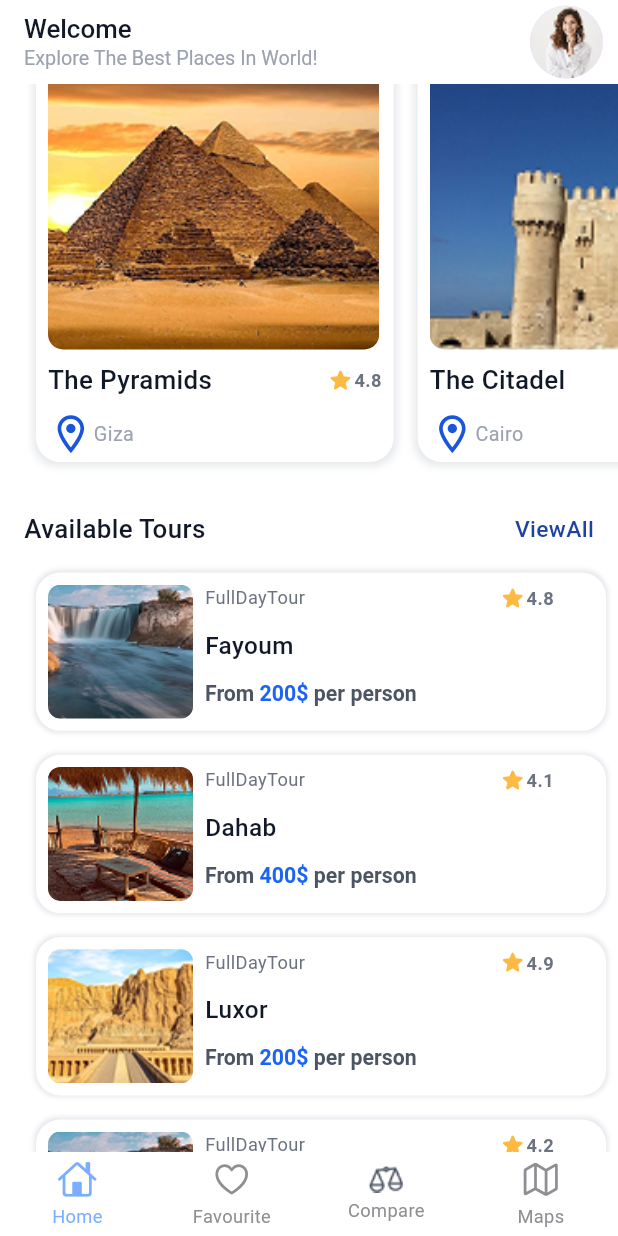
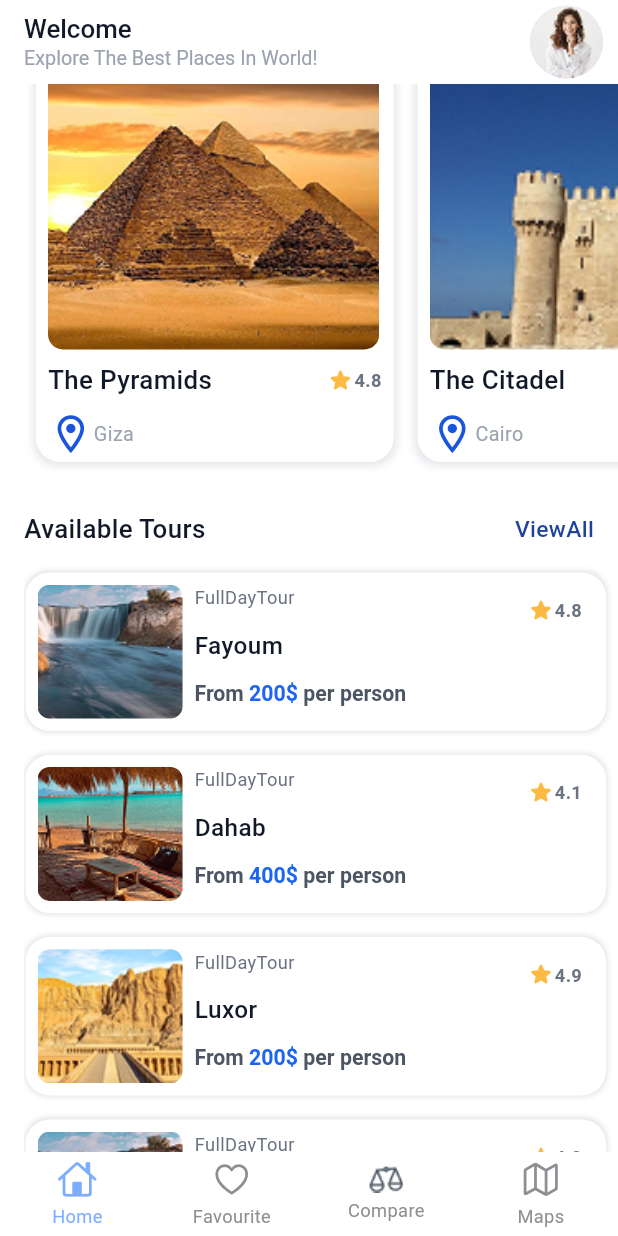
Before and after one commit to Huma-volve/Round-6-safarni-app, a Flutter app: the screen it shows after launch, scrolled down 576 dp, on a phone screen of 412 x 824 dp. Run offline on Flutter 3.47's test engine with Material 3 defaults, Android fonts, the phone set to English and light mode, and no system bars; drawn by our look-alikes of persistent_bottom_nav_bar_v2; our stand-ins replace device_preview, dio, flutter_screenutil; Roboto replaces fonts that are missing (Poppins-Bold, Poppins-Medium, Poppins-Regular).

Commit message:
try another sol

```diff
--- a/lib/core/constants/app_routes.dart
+++ b/lib/core/constants/app_routes.dart
@@ -3,5 +3,6 @@ class AppRoutes{
   static const String homeScreen="/";
   static const String searchScreen="search_screen";
   static const String resultSearchScreen="result_search_screen";
+  static const String favouriteScreen="fav_screen";
 
 }
--- a/lib/core/utils/app_routers.dart
+++ b/lib/core/utils/app_routers.dart
@@ -1,5 +1,6 @@
 import 'package:flutter/material.dart';
 import 'package:safarni/core/constants/app_routes.dart';
+import 'package:safarni/features/favourite/presentation/view/favourite_screen.dart';
 import 'package:safarni/features/home/presentation/view/home_screen.dart';
 import 'package:safarni/features/home/presentation/view/result_of_search_screen.dart';
 import 'package:safarni/features/home/presentation/view/search_screen.dart';
@@ -18,6 +19,9 @@ class AppRouters{
         final title= setting.arguments.toString();
         return MaterialPageRoute(builder: (_)=>ResultOfSearchScreen(title:title ));
       }
+      case AppRoutes.favouriteScreen:{
+        return MaterialPageRoute(builder: (_)=>FavouriteScreen());
+      }
       default: return MaterialPageRoute(builder: (_)=>Scaffold(backgroundColor: Colors.red,));
 
     }
--- a/lib/core/widgets/custom_bottom_nav_bar.dart
+++ b/lib/core/widgets/custom_bottom_nav_bar.dart
@@ -4,6 +4,7 @@ import 'package:persistent_bottom_nav_bar_v2/persistent_bottom_nav_bar_v2.dart';
 import 'package:safarni/core/constants/app_colors.dart';
 import 'package:safarni/core/constants/app_images.dart';
 import 'package:safarni/core/constants/app_styles.dart';
+import 'package:safarni/features/favourite/presentation/view/favourite_screen.dart';
 
 import '../../features/home/presentation/view/home_screen.dart';
 
@@ -39,10 +40,10 @@ class _CustomBottomNavBarState extends State<CustomBottomNavBar> {
           item: ItemConfig(icon: Icon(CupertinoIcons.home), title: "Home",textStyle: AppStyles.bottomNavTitle,activeForegroundColor: AppColors.iconBottomNavColor),
         ),
         PersistentTabConfig(
-          screen: Scaffold(body: Center(child: Text("Favourite Screen"))),
+          screen: FavouriteScreen(),
           item: ItemConfig(
             icon: Icon(CupertinoIcons.heart),
-            title: "Favourite",
+            title: 'Favourite',
               textStyle: AppStyles.bottomNavTitle,activeForegroundColor: AppColors.iconBottomNavColor
           ),
         ),
--- a/lib/core/widgets/custom_text_field.dart
+++ b/lib/core/widgets/custom_text_field.dart
@@ -23,7 +23,7 @@ class _CustomTextFieldState extends State<CustomTextField> {
         Navigator.of(context,rootNavigator: true).pushNamed(AppRoutes.searchScreen);
       },
       child: SizedBox(
-        width: 290.w,
+        width: MediaQuery.of(context).size.width*.8,
         height: 44.h,
         child: TextField(
           enabled: widget.isEnabled??false,
--- a/lib/core/widgets/spacing.dart
+++ b/lib/core/widgets/spacing.dart
@@ -9,7 +9,7 @@ class HeightSpace extends StatelessWidget {
   Widget build(BuildContext context) {
     return SizedBox(
       height: height.h,
-    ) ;
+    );
   }
 }
 class WidthSpace extends StatelessWidget {
--- /dev/null
+++ b/lib/features/favourite/data/models/tour_item_model.dart
@@ -0,0 +1,136 @@
+import '../../../../core/constants/app_images.dart';
+class TourItemModel {
+  final String image;
+  final String title;
+  final double? rating;
+  final String? review;
+  final String? pickup;
+  final String? days;
+  final String price;
+  final String? time;
+  final bool isFavourite;
+
+  const TourItemModel({
+    required this.image,
+    required this.title,
+    required this.price,
+     this.time,
+     this.rating,
+    this.review,
+     this.pickup,
+     this.days,
+    this.isFavourite=false ,
+  });
+
+  TourItemModel copyWith({
+    String? image,
+    String? title,
+    double? rating,
+    String? review,
+    String? pickup,
+    String? days,
+    String? price,
+    String? time,
+    bool? isFavourite,
+  }) {
+    return TourItemModel(
+      image: image ?? this.image,
+      title: title ?? this.title,
+      rating: rating ?? this.rating,
+      review: review ?? this.review,
+      pickup: pickup ?? this.pickup,
+      days: days ?? this.days,
+      price: price ?? this.price,
+      time: time??this.time,
+      isFavourite: isFavourite ?? this.isFavourite,
+    );
+  }
+}
+
+
+List<TourItemModel> availableTourList = [
+  TourItemModel(
+    image: AppImages.fayoumPhoto,
+    title: "Fayoum",
+    review: "4.8",
+    price: "200",
+    time: "FullDayTour",
+  ),
+  TourItemModel(
+    image: AppImages.dahabPhoto,
+    title: "Dahab",
+    review: "4.1",
+    price: "400",
+    time: "FullDayTour",
+  ),
+  TourItemModel(
+    image: AppImages.luxuryPhoto,
+    title: "Luxor",
+    review: "4.9",
+    price: "200",
+    time: "FullDayTour",
+  ),
+  TourItemModel(
+    image: AppImages.fayoumPhoto,
+    title: "Fayoum",
+    review: "4.2",
+    price: "150",
+    time: "FullDayTour",
+  ),
+];
+
+
+final List<TourItemModel> tours = [
+  TourItemModel(
+    image: "https://images.unsplash.com/photo-1502602898657-3e91760cbb34?auto=format&fit=crop&w=800&q=80",
+    title: "Double Dreams in Paris",
+    rating: 4.5,
+    review: "650",
+    pickup: "Pickup Available",
+    days: "5 Days",
+    price: "1050\$",
+    time: "FullDayTour",
+  ),
+  TourItemModel(
+    image: "https://images.unsplash.com/photo-1505761671935-60b3a7427bad?auto=format&fit=crop&w=800&q=80",
+    title: "Paris City Tour",
+    rating: 4.1,
+    review: "2750",
+    pickup: "Pickup Available",
+    days: "7 Days",
+    price: "1500\$",
+    time: "FullDayTour",
+  ),
+  TourItemModel(
+    image: "https://images.unsplash.com/photo-1507525428034-b723cf961d3e?auto=format&fit=crop&w=800&q=80",
+    title: "Venice Boat Tour",
+    rating: 4.7,
+    review: "1240",
+    pickup: "Pickup Available",
+    days: "3 Days",
+    price: "890\$",
+    time: "FullDayTour",
+  ),
+  TourItemModel(
+    image: "https://images.unsplash.com/photo-1526778548025-fa2f459cd5c1?auto=format&fit=crop&w=800&q=80",
+    title: "Bangkok Nightlife",
+    rating: 4.6,
+    review: "980",
+    pickup: "Pickup Available",
+    days: "4 Days",
+    price: "1150\$",
+    time: "FullDayTour",
+      isFavourite: true
+  ),
+  TourItemModel(
+    image: "https://images.unsplash.com/photo-1528909514045-2fa4ac7a08ba?auto=format&fit=crop&w=800&q=80",
+    title: "Tokyo Highlights",
+    rating: 4.9,
+    review: "3120",
+    pickup: "Pickup Available",
+    days: "6 Days",
+    price: "2100\$",
+    time: "FullDayTour",
+    isFavourite: true
+  ),
+];
--- a/lib/features/home/presentation/view/home_screen.dart
+++ b/lib/features/home/presentation/view/home_screen.dart
@@ -9,6 +9,7 @@ import 'package:safarni/features/home/presentation/widgets/category_item.dart';
 import 'package:safarni/features/home/presentation/widgets/recommendation_item_model.dart';
 import '../../../../core/constants/app_colors.dart';
 import '../../../../core/constants/app_styles.dart';
+import '../../../favourite/data/models/tour_item_model.dart';
 
 class HomeScreen extends StatelessWidget {
   HomeScreen({super.key});
@@ -47,53 +48,29 @@ class HomeScreen extends StatelessWidget {
       "location": "Fayoum",
     },
   ];
-  List<Map<String, dynamic>> availableTourList = [
-    {
-      "photo": AppImages.fayoumPhoto,
-      "title": "Fayoum",
-      "rating": "4.8",
-      "price":"200",
-      "time":"FullDayTour"
-    },
-    {
-      "photo": AppImages.dahabPhoto,
-      "title": "Dahab ",
-      "rating": "4.1",
-      "price":"400",
-      "time":"FullDayTour"
-    },
-    {
-      "photo": AppImages.luxuryPhoto,
-      "title": "Luxor",
-      "rating": "4.9",
-      "price":"200",
-      "time":"FullDayTour"
-    },
-    {
-      "photo": AppImages.fayoumPhoto,
-      "title": "Fayoum",
-      "rating": "4.2",
-      "price":"150",
-      "time":"FullDayTour"
-    },
-  ];
 
 
-  Widget buildCategory() {
+  Widget buildCategory(context) {
+    final screenWidth = MediaQuery.of(context).size.width;
+    final itemWidth = screenWidth / categoriesList.length;
     return Column(
       crossAxisAlignment: CrossAxisAlignment.start,
       children: [
         Text("Categories", style: AppStyles.addressesTextStyle),
-        HeightSpace(height: 15),
+        const HeightSpace(height: 15),
         SizedBox(
           height: 95.h,
+          width: screenWidth,
           child: ListView.builder(
             scrollDirection: Axis.horizontal,
             itemCount: categoriesList.length,
             itemBuilder: (context, index) {
-              return CategoryItem(
+              return SizedBox(
+                width: itemWidth,
+                child: CategoryItem(
                   title: categoriesList[index]["title"],
                   image: categoriesList[index]["photo"],
+                ),
               );
             },
           ),
@@ -197,17 +174,20 @@ class HomeScreen extends StatelessWidget {
                   ],
                 ),
                 HeightSpace(height: 32),
-                ClipRRect(
+                Padding(
+                  padding: const EdgeInsets.only(right:16.0),
+                  child: ClipRRect(
                     borderRadius: BorderRadius.circular(8.sp),
                     child: Image.asset(
                       AppImages.homeMainPhoto,
                       fit: BoxFit.cover,
-                    width: 343.w,
+                      width: double.infinity,
                       height: 211.h,
                     ),
                   ),
+                ),
                 HeightSpace(height: 25),
-                buildCategory(),
+                buildCategory(context),
                 HeightSpace(height: 24),
                 buildRecommendationWidget(),
                 HeightSpace(height: 24),
@@ -230,8 +210,7 @@ class HomeScreen extends StatelessWidget {
                     shrinkWrap: true,
                     physics: NeverScrollableScrollPhysics(),
                     itemBuilder: (context,index){
-                  final map=availableTourList[index];
-                  return AvailableTourItem(title:map["title"] , image: map["photo"], review: map["rating"], price: map["price"], time: map["time"]);
+                  return AvailableTourItem(tourItemModel: availableTourList[index]);
                 },
 
                 )
--- a/lib/features/home/presentation/view/search_screen.dart
+++ b/lib/features/home/presentation/view/search_screen.dart
@@ -41,10 +41,7 @@ class _SearchScreenState extends State<SearchScreen> {
   ];
 
   List<Map<String, String>> filteredList = [];
-  // List<Map<String,String>> getFilteredList(String searchText,int index){
-  //   filteredList=cities.where((city)=>city["name"]!.startsWith(searchText)).toList();
-  //   return filteredList;
-  // }
+
   List<Map<String, String>> getFilteredList(String searchText) {
     final query = searchText.toLowerCase();
     filteredList = cities.where((city) {
--- a/lib/features/home/presentation/widgets/available_tour_item.dart
+++ b/lib/features/home/presentation/widgets/available_tour_item.dart
@@ -5,26 +5,19 @@ import 'package:safarni/core/constants/app_colors.dart';
 import 'package:safarni/core/constants/app_styles.dart';
 import 'package:safarni/core/widgets/custom_rating.dart';
 import 'package:safarni/core/widgets/spacing.dart';
+import 'package:safarni/features/favourite/data/models/tour_item_model.dart';
 
 class AvailableTourItem extends StatelessWidget {
-  final String image;
-  final String title;
-  final String review;
-  final String price;
-  final String time;
-  const AvailableTourItem({
+TourItemModel tourItemModel;
+   AvailableTourItem({
     super.key,
-    required this.title,
-    required this.image,
-    required this.review,
-    required this.price,
-    required this.time
+ required this.tourItemModel,
   });
 
   @override
   Widget build(BuildContext context) {
     return Padding(
-      padding: const EdgeInsets.only(left: 8.0,right: 8.0,bottom: 16),
+      padding: const EdgeInsets.only(left:1,right: 8.0,bottom: 16),
       child: Container(
         height: 104.h,
         width: 343.w,
@@ -40,20 +33,22 @@ class AvailableTourItem extends StatelessWidget {
             offset: Offset(0,0),
           )],
       ),
-        child: Row(
+        child: Stack(
+          children: [
+            Row(
             children: [
               ClipRRect(
                 borderRadius: BorderRadius.circular(8.sp),
-              child: Image(image: AssetImage(image),fit: BoxFit.cover,width:88.w ,height: 88.h,),
+                child: Image(image: AssetImage(tourItemModel.image),fit: BoxFit.cover,width:88.w ,height: 88.h,),
               ),
               Padding(
                 padding: const EdgeInsets.only(left: 8.0),
                 child: Column(
                   crossAxisAlignment: CrossAxisAlignment.start,
                   children: [
-                Text(time,style: AppStyles.fullTourStyle,),
+                    Text(tourItemModel.time!,style: AppStyles.fullTourStyle,),
                     HeightSpace(height: 12),
-                Text(title,style: AppStyles.tourTitleStyle,),
+                    Text(tourItemModel.title,style: AppStyles.tourTitleStyle,),
                     HeightSpace(height: 12),
                     RichText(
                       text: TextSpan(
@@ -65,7 +60,7 @@ class AvailableTourItem extends StatelessWidget {
                             ),
                           ),
                           TextSpan(
-                        text: "$price\$ ",
+                            text: "${tourItemModel.price}\$ ",
                             style: AppStyles.priceTourStyle,
                           ),
                           TextSpan(
@@ -78,10 +73,12 @@ class AvailableTourItem extends StatelessWidget {
                 ),
               ),
               WidthSpace(width: 50),
-            Column(
-              children: [
-                CustomRating(rating: review)
             ],
+          ),
+            Positioned(
+              top: 8,
+              right: 8,
+              child: CustomRating(rating: tourItemModel.review.toString()),
             ),
           ],
         ),
--- a/lib/main.dart
+++ b/lib/main.dart
@@ -1,3 +1,4 @@
+import 'package:device_preview/device_preview.dart';
 import 'package:flutter/material.dart';
 import 'package:flutter_screenutil/flutter_screenutil.dart';
 import 'package:safarni/core/constants/app_colors.dart';
@@ -5,7 +6,7 @@ import 'package:safarni/core/utils/app_routers.dart';
 import 'package:safarni/core/widgets/custom_bottom_nav_bar.dart';
 
 void main() {
-  runApp(const SafarniApp());
+  runApp( DevicePreview(builder:(context) =>SafarniApp()));
 }
 
 class SafarniApp extends StatelessWidget {
--- a/pubspec.yaml
+++ b/pubspec.yaml
@@ -16,6 +16,7 @@ dependencies:
 
   flutter_screenutil: ^5.9.3
   flutter_svg: ^2.2.1
+  device_preview: ^1.3.1
 
 dev_dependencies:
   flutter_lints: ^5.0.0
```
Also changed, not shown: lib/core/constants/app_images.dart (+12 -12 lines), lib/features/favourite/presentation/view/favourite_screen.dart (+43 -2 lines), lib/features/favourite/presentation/widgets/fav_item_widget.dart (added, +96 -0 lines), lib/features/home/presentation/view/result_of_search_screen.dart (+7 -64 lines), lib/features/home/presentation/widgets/custom_card_search.dart (+52 -58 lines), pubspec.lock, 3 other files. Lines whose indentation alone changed are shown as unchanged.
